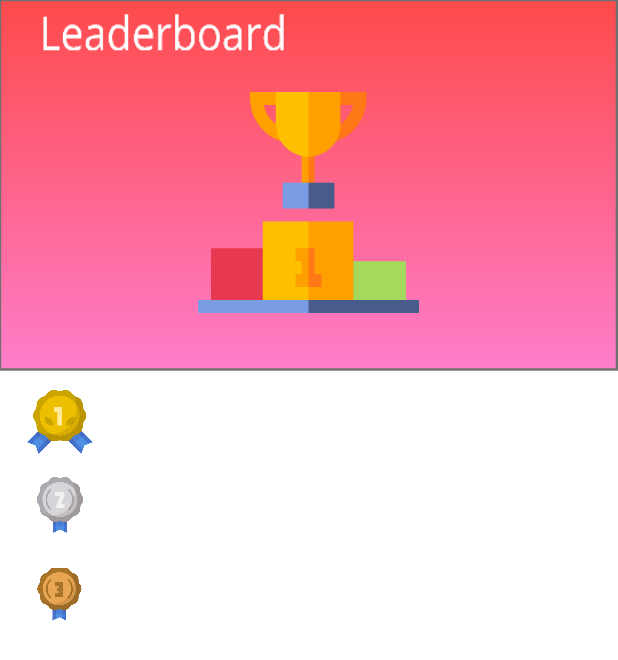
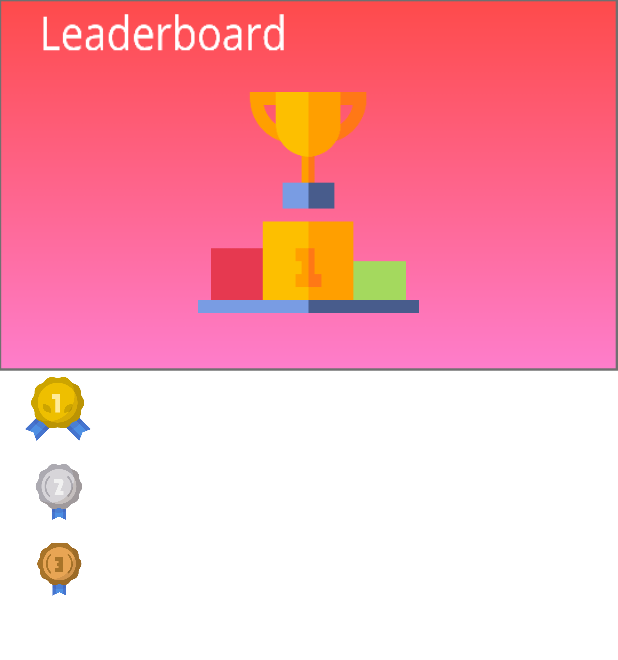
Before and after one commit to ENT-WALK/EntWalk, an Android app: the JavaMysqlSelect screen opened directly, with no data from a screen before it, on a phone screen of 412 x 824 dp. Shown: the top 660 px of the screen. Run offline under Robolectric (Android 15) with nearby library versions, the light colour scheme and no system bars; our stand-ins replace Firebase (no records; nobody signed in at launch, a user with empty details on screens opened directly); Roboto replaces fonts that are not available here; 1 statement that could not run was skipped.

Commit message:
Lastest version2

```diff
--- a/MyMap/app/src/main/java/com/app/mymap/ARActivity.java
+++ b/MyMap/app/src/main/java/com/app/mymap/ARActivity.java
@@ -150,6 +150,7 @@ public class ARActivity extends AppCompatActivity implements Scene.OnUpdateListe
                         node = new MyARNode(this, R.raw.superbean);
                         node.setImage(image);
                         arView.getScene().onAddChild(node);
+                            Toast.makeText(ARActivity.this, "Wrong Way!!!", Toast.LENGTH_LONG).show();
                     } else if (image.getName().equals("up.jpeg")) {
                         node = new MyARNode(this, R.raw.up);
                         node.setImage(image);
--- a/MyMap/app/src/main/java/com/app/mymap/LoginActivity.java
+++ b/MyMap/app/src/main/java/com/app/mymap/LoginActivity.java
@@ -70,7 +70,7 @@ public class LoginActivity extends AppCompatActivity {
                     }
                 }
                 else if(username.isEmpty()) {
-                    Toast.makeText(LoginActivity.this, "Password is Not Registered", Toast.LENGTH_SHORT).show();
+                    Toast.makeText(LoginActivity.this, "Username is Not Registered", Toast.LENGTH_SHORT).show();
                 }
                 }
             }
--- a/MyMap/app/src/main/res/layout/activity_java_mysql_select.xml
+++ b/MyMap/app/src/main/res/layout/activity_java_mysql_select.xml
@@ -34,10 +34,10 @@
         android:src="@drawable/ribbon"
         app:layout_constraintBottom_toBottomOf="parent"
         app:layout_constraintEnd_toEndOf="parent"
-        app:layout_constraintHorizontal_bias="0.005"
+        app:layout_constraintHorizontal_bias="0.002"
         app:layout_constraintStart_toStartOf="parent"
         app:layout_constraintTop_toTopOf="parent"
-        app:layout_constraintVertical_bias="0.299" />
+        app:layout_constraintVertical_bias="0.287" />
 
     <ImageView
         android:id="@+id/ribbon2"
@@ -50,7 +50,7 @@
         app:layout_constraintHorizontal_bias="0.018"
         app:layout_constraintStart_toStartOf="parent"
         app:layout_constraintTop_toTopOf="parent"
-        app:layout_constraintVertical_bias="0.458" />
+        app:layout_constraintVertical_bias="0.435" />
 
     <ImageView
         android:id="@+id/ribbon1"
@@ -60,10 +60,10 @@
         android:src="@drawable/ribbon1"
         app:layout_constraintBottom_toBottomOf="parent"
         app:layout_constraintEnd_toEndOf="parent"
-        app:layout_constraintHorizontal_bias="0.016"
+        app:layout_constraintHorizontal_bias="0.013"
         app:layout_constraintStart_toStartOf="parent"
         app:layout_constraintTop_toTopOf="parent"
-        app:layout_constraintVertical_bias="0.376" />
+        app:layout_constraintVertical_bias="0.364" />
 
     <ImageView
         android:id="@+id/podium"
```
